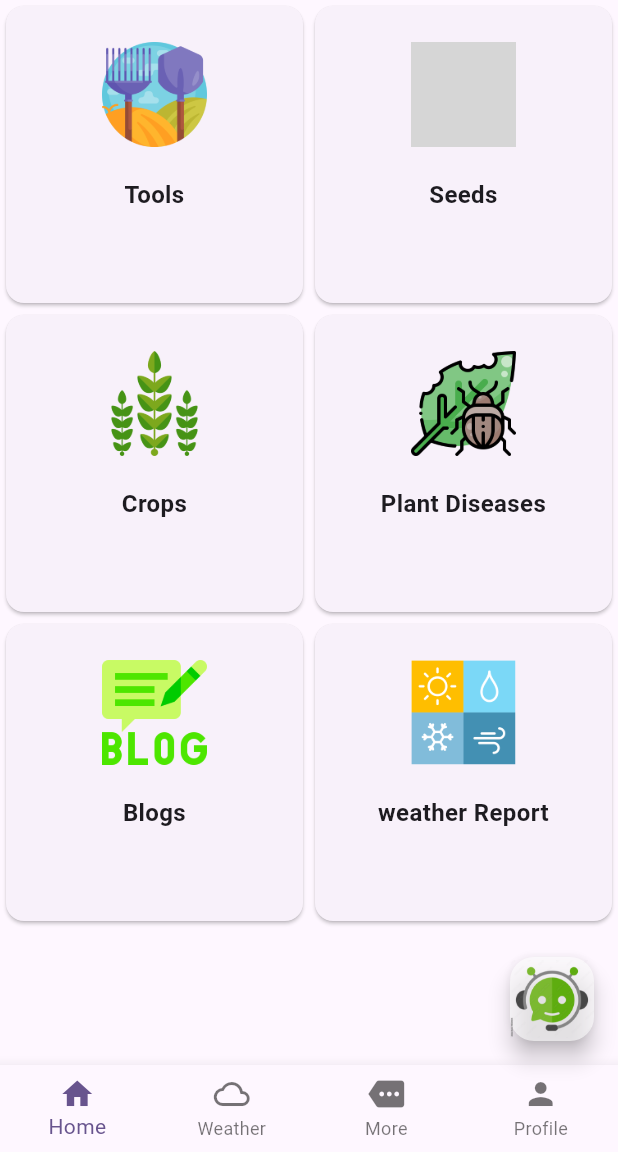
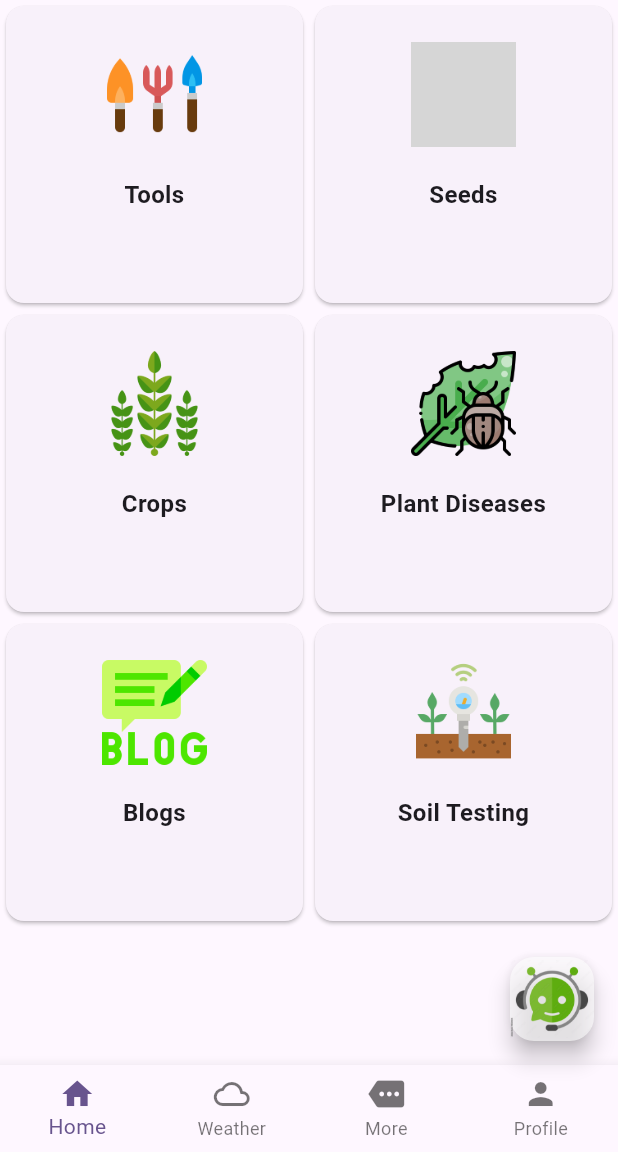
Before and after one commit to sharadbisi/Farmers-Empowerment, a Flutter app: the screen it shows after launch, on a phone screen of 412 x 824 dp, the part 84-1236 px from its top. Run offline on Flutter 3.47's test engine with Material 3 defaults, Android fonts, the phone set to English and light mode, and no system bars; grey boxes are pictures that could not be loaded.

Commit message:
soil testing screen is initialized

```diff
--- a/lib/home_page.dart
+++ b/lib/home_page.dart
@@ -4,6 +4,7 @@ import 'main_screens/blogs.dart';
 import 'main_screens/crops.dart';
 import 'main_screens/diseases.dart';
 import 'main_screens/seeds.dart';
+import 'main_screens/soil.dart';
 import 'main_screens/tools.dart';
 import 'navbar_screens/more.dart';
 import 'navbar_screens/profile.dart';
@@ -25,7 +26,7 @@ class _HomepageState extends State<Homepage> {
     CropsScreen(),
     DiseasesScreen(),
     BlogsScreen(),
-    WeatherScreen(),
+    SoilTestingScreen(),
   ];
 
   var _currindex = 0;
@@ -43,7 +44,7 @@ class _HomepageState extends State<Homepage> {
     'Crops',
     'Plant Diseases',
     'Blogs',
-    'weather Report',
+    'Soil Testing',
   ];
 
   var images = [
@@ -52,7 +53,7 @@ class _HomepageState extends State<Homepage> {
     'images/crops.png',
     'images/disease.png',
     'images/blog.png',
-    'images/weather.png',
+    'images/soil.png',
   ];
 
   @override
--- a/pubspec.yaml
+++ b/pubspec.yaml
@@ -70,6 +70,7 @@ flutter:
     - images/seeds.png
     - images/weather.png
     - images/tools.png
+    - images/soil.png
     - images/chat-bot.gif
     - images/tractor.jpg
     - images/handplow.jpeg
```
Also changed, not shown: lib/main_screens/soil.dart (added, +16 -0 lines), images/soil.png (added), images/tools.png.
